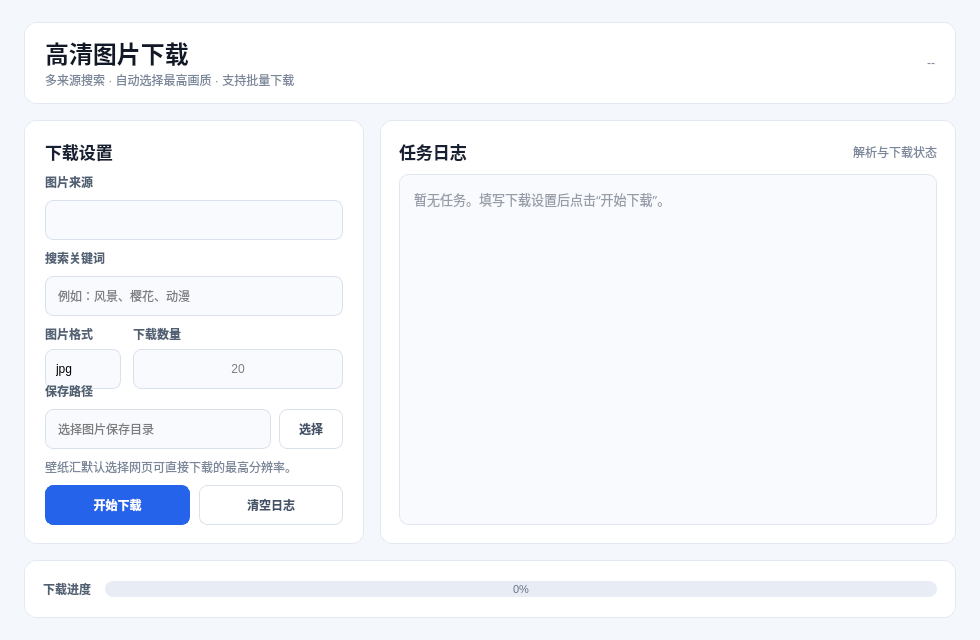
Before: the Qt Designer form UI/main.ui in lazy-hs/vcg, drawn with Qt 5.
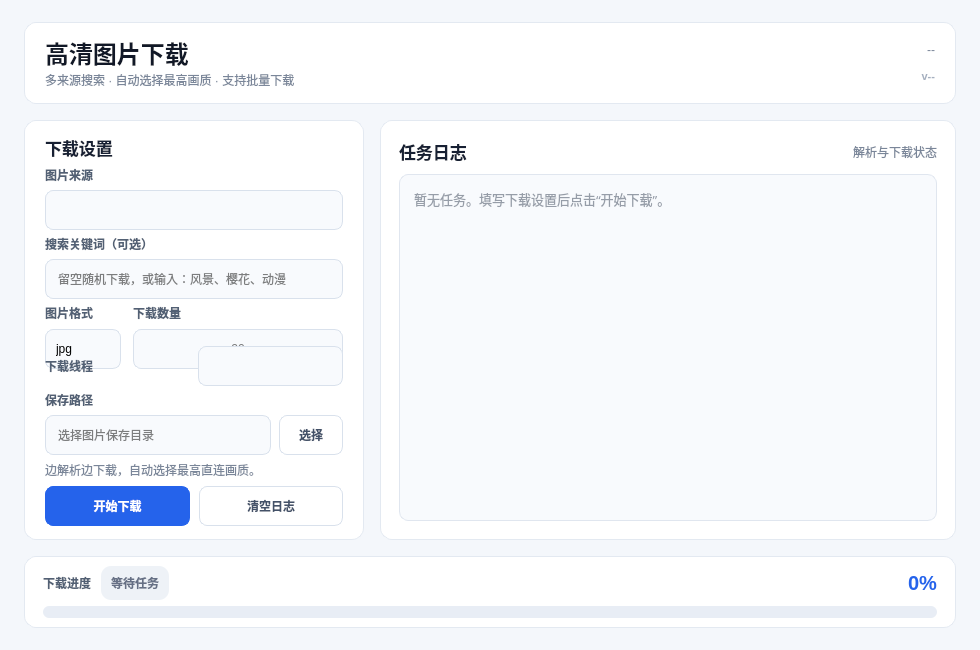
After: the same form once the commit is applied.

What changed in the file:
```diff
--- a/UI/main.ui
+++ b/UI/main.ui
@@ -13,7 +13,7 @@
   <property name="minimumSize">
    <size>
     <width>880</width>
-    <height>560</height>
+    <height>650</height>
    </size>
   </property>
   <property name="windowTitle">
@@ -39,14 +39,23 @@
 QLabel#subtitleLabel, QLabel#time_label, QLabel#logHintLabel, QLabel#sourceHintLabel {
     color: #7A8699;
 }
+QLabel#version_label {
+    color: #A5AFBF;
+    font-size: 11px;
+    font-weight: 500;
+}
 QLabel#sectionTitle, QLabel#logTitle {
     color: #172033;
     font-size: 17px;
     font-weight: 700;
 }
-QLabel#label, QLabel#label_2, QLabel#label_3, QLabel#label_4, QLabel#source_label, QLabel#label_5 {
+QLabel#label, QLabel#label_2, QLabel#label_3, QLabel#label_4, QLabel#source_label, QLabel#worker_label, QLabel#label_5 {
     color: #526074;
     font-weight: 600;
+    min-height: 20px;
+}
+QLabel#sourceHintLabel {
+    min-height: 22px;
 }
 QLineEdit, QComboBox {
     min-height: 24px;
@@ -118,18 +127,63 @@
     font-size: 13px;
 }
 QProgressBar {
-    min-height: 16px;
-    max-height: 16px;
-    color: #667085;
+    min-height: 12px;
+    max-height: 12px;
     background: #E8EDF5;
     border: none;
-    border-radius: 8px;
-    text-align: center;
-    font-size: 11px;
+    border-radius: 6px;
 }
 QProgressBar::chunk {
     background: #2563EB;
-    border-radius: 8px;
+    border-radius: 6px;
+}
+QProgressBar[state="success"]::chunk {
+    background: #16A34A;
+}
+QProgressBar[state="partial"]::chunk {
+    background: #D97706;
+}
+QProgressBar[state="error"]::chunk {
+    background: #DC2626;
+}
+QLabel#progress_status_label {
+    padding: 3px 10px;
+    color: #667085;
+    background: #EEF2F7;
+    border-radius: 10px;
+    font-size: 12px;
+    font-weight: 600;
+}
+QLabel#progress_status_label[state="running"] {
+    color: #1D4ED8;
+    background: #E8F0FF;
+}
+QLabel#progress_status_label[state="success"] {
+    color: #15803D;
+    background: #E8F7ED;
+}
+QLabel#progress_status_label[state="partial"] {
+    color: #B45309;
+    background: #FFF4D8;
+}
+QLabel#progress_status_label[state="error"] {
+    color: #B91C1C;
+    background: #FDECEC;
+}
+QLabel#progress_percent_label {
+    min-width: 64px;
+    color: #2563EB;
+    font-size: 20px;
+    font-weight: 700;
+}
+QLabel#progress_percent_label[state="success"] {
+    color: #16A34A;
+}
+QLabel#progress_percent_label[state="partial"] {
+    color: #D97706;
+}
+QLabel#progress_percent_label[state="error"] {
+    color: #DC2626;
 }</string>
   </property>
   <layout class="QVBoxLayout" name="rootLayout">
@@ -210,20 +264,43 @@
        </spacer>
       </item>
       <item>
-       <widget class="QLabel" name="time_label">
-        <property name="minimumSize">
-         <size>
-          <width>150</width>
-          <height>24</height>
-         </size>
+       <layout class="QVBoxLayout" name="systemInfoLayout">
+        <property name="spacing">
+         <number>1</number>
         </property>
-        <property name="text">
-         <string>--</string>
-        </property>
-        <property name="alignment">
-         <set>Qt::AlignRight|Qt::AlignTrailing|Qt::AlignVCenter</set>
-        </property>
-       </widget>
+        <item>
+         <widget class="QLabel" name="time_label">
+          <property name="minimumSize">
+           <size>
+            <width>150</width>
+            <height>24</height>
+           </size>
+          </property>
+          <property name="text">
+           <string>--</string>
+          </property>
+          <property name="alignment">
+           <set>Qt::AlignRight|Qt::AlignTrailing|Qt::AlignVCenter</set>
+          </property>
+         </widget>
+        </item>
+        <item>
+         <widget class="QLabel" name="version_label">
+          <property name="minimumSize">
+           <size>
+            <width>150</width>
+            <height>16</height>
+           </size>
+          </property>
+          <property name="text">
+           <string>v--</string>
+          </property>
+          <property name="alignment">
+           <set>Qt::AlignRight|Qt::AlignTrailing|Qt::AlignVCenter</set>
+          </property>
+         </widget>
+        </item>
+       </layout>
       </item>
      </layout>
     </widget>
@@ -248,20 +325,20 @@
         </size>
        </property>
        <layout class="QVBoxLayout" name="controlLayout">
-        <property name="spacing">
-         <number>9</number>
+       <property name="spacing">
+         <number>5</number>
         </property>
         <property name="leftMargin">
          <number>20</number>
         </property>
-        <property name="topMargin">
-         <number>18</number>
+       <property name="topMargin">
+         <number>14</number>
         </property>
         <property name="rightMargin">
          <number>20</number>
         </property>
-        <property name="bottomMargin">
-         <number>18</number>
+       <property name="bottomMargin">
+         <number>14</number>
         </property>
         <item>
          <widget class="QLabel" name="sectionTitle">
@@ -278,19 +355,23 @@
          </widget>
         </item>
         <item>
-         <widget class="QComboBox" name="source_combox"/>
+         <widget class="QComboBox" name="source_combox">
+          <property name="toolTip">
+           <string>边解析边下载；壁纸汇自动选择最高直连画质</string>
+          </property>
+         </widget>
         </item>
         <item>
          <widget class="QLabel" name="label">
           <property name="text">
-           <string>搜索关键词</string>
+           <string>搜索关键词（可选）</string>
           </property>
          </widget>
         </item>
         <item>
          <widget class="QLineEdit" name="keyword_lineEdit">
           <property name="placeholderText">
-           <string>例如：风景、樱花、动漫</string>
+           <string>留空随机下载，或输入：风景、樱花、动漫</string>
           </property>
           <property name="clearButtonEnabled">
            <bool>true</bool>
@@ -298,10 +379,32 @@
          </widget>
         </item>
         <item>
-         <layout class="QHBoxLayout" name="optionLayout">
+         <widget class="QWidget" name="optionWidget">
+          <property name="minimumSize">
+           <size>
+            <width>0</width>
+            <height>66</height>
+           </size>
+          </property>
+          <layout class="QHBoxLayout" name="optionLayout">
+          <property name="sizeConstraint">
+           <enum>QLayout::SetMinimumSize</enum>
+          </property>
           <property name="spacing">
            <number>12</number>
           </property>
+          <property name="leftMargin">
+           <number>0</number>
+          </property>
+          <property name="topMargin">
+           <number>0</number>
+          </property>
+          <property name="rightMargin">
+           <number>0</number>
+          </property>
+          <property name="bottomMargin">
+           <number>0</number>
+          </property>
           <item>
            <layout class="QVBoxLayout" name="formatLayout">
             <property name="spacing">
@@ -362,6 +465,34 @@
             </item>
            </layout>
           </item>
+          </layout>
+         </widget>
+        </item>
+        <item>
+         <layout class="QHBoxLayout" name="workerLayout">
+          <property name="spacing">
+           <number>8</number>
+          </property>
+          <item>
+           <widget class="QLabel" name="worker_label">
+            <property name="minimumSize">
+             <size>
+              <width>126</width>
+              <height>0</height>
+             </size>
+            </property>
+            <property name="text">
+             <string>下载线程</string>
+            </property>
+           </widget>
+          </item>
+          <item>
+           <widget class="QComboBox" name="worker_combox">
+            <property name="toolTip">
+             <string>线程越高下载越快，但会增加内存占用并可能触发网站限流</string>
+            </property>
+           </widget>
+          </item>
          </layout>
         </item>
         <item>
@@ -401,7 +532,7 @@
         <item>
          <widget class="QLabel" name="sourceHintLabel">
           <property name="text">
-           <string>壁纸汇默认选择网页可直接下载的最高分辨率。</string>
+           <string>边解析边下载，自动选择最高直连画质。</string>
           </property>
           <property name="wordWrap">
            <bool>true</bool>
@@ -514,45 +645,85 @@
      <property name="minimumSize">
       <size>
        <width>0</width>
-       <height>58</height>
+       <height>72</height>
       </size>
      </property>
      <property name="maximumSize">
       <size>
        <width>16777215</width>
-       <height>58</height>
+       <height>72</height>
       </size>
      </property>
-     <layout class="QHBoxLayout" name="progressLayout">
+     <layout class="QVBoxLayout" name="progressLayout">
       <property name="spacing">
-       <number>14</number>
+       <number>6</number>
       </property>
       <property name="leftMargin">
        <number>18</number>
       </property>
       <property name="topMargin">
-       <number>14</number>
+       <number>9</number>
       </property>
       <property name="rightMargin">
        <number>18</number>
       </property>
       <property name="bottomMargin">
-       <number>14</number>
+       <number>9</number>
       </property>
       <item>
-       <widget class="QLabel" name="label_5">
-        <property name="text">
-         <string>下载进度</string>
+       <layout class="QHBoxLayout" name="progressHeaderLayout">
+        <property name="spacing">
+         <number>10</number>
         </property>
-       </widget>
+        <item>
+         <widget class="QLabel" name="label_5">
+          <property name="text">
+           <string>下载进度</string>
+          </property>
+         </widget>
+        </item>
+        <item>
+         <widget class="QLabel" name="progress_status_label">
+          <property name="text">
+           <string>等待任务</string>
+          </property>
+          <property name="alignment">
+           <set>Qt::AlignCenter</set>
+          </property>
+         </widget>
+        </item>
+        <item>
+         <spacer name="progressHeaderSpacer">
+          <property name="orientation">
+           <enum>Qt::Horizontal</enum>
+          </property>
+          <property name="sizeHint" stdset="0">
+           <size>
+            <width>40</width>
+            <height>20</height>
+           </size>
+          </property>
+         </spacer>
+        </item>
+        <item>
+         <widget class="QLabel" name="progress_percent_label">
+          <property name="text">
+           <string>0%</string>
+          </property>
+          <property name="alignment">
+           <set>Qt::AlignRight|Qt::AlignTrailing|Qt::AlignVCenter</set>
+          </property>
+         </widget>
+        </item>
+       </layout>
       </item>
       <item>
        <widget class="QProgressBar" name="img_progressBar">
         <property name="value">
          <number>0</number>
         </property>
-        <property name="format">
-         <string>%p%</string>
+        <property name="textVisible">
+         <bool>false</bool>
         </property>
        </widget>
       </item>
```
Left out of the diff: 3 changed lines with no effect on the pictures.
